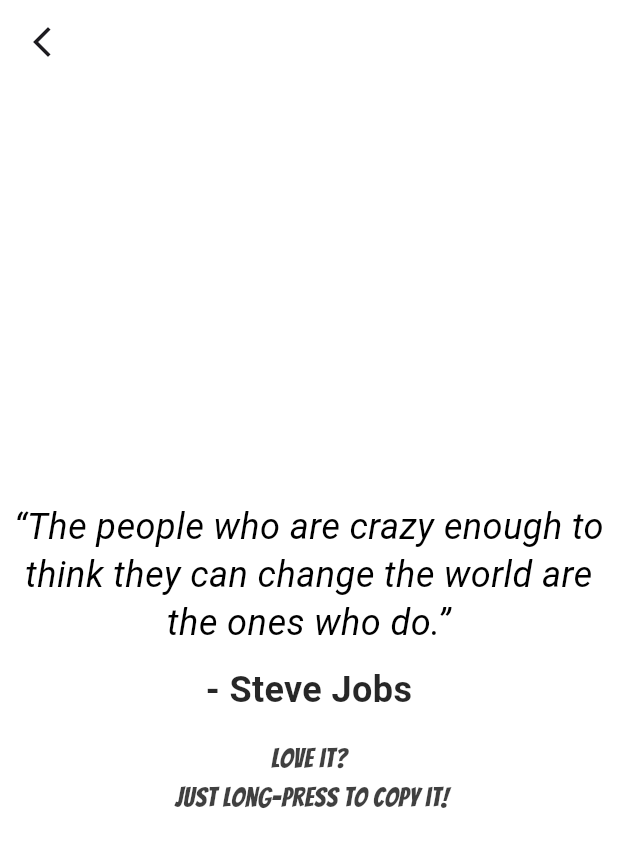
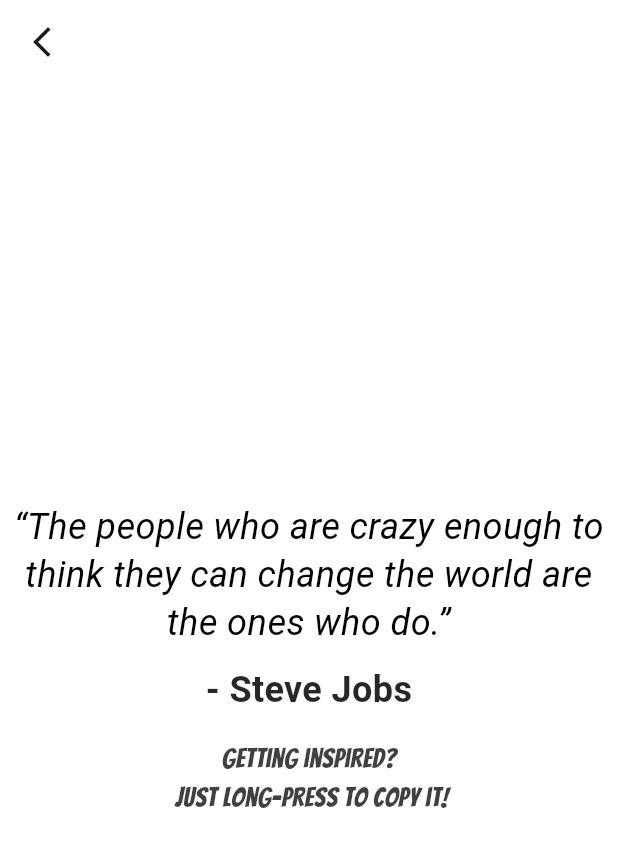
Before and after one commit to arguellesdev/solid_hello, a Flutter app: the PositivePhrasesPage screen opened directly, on a phone screen of 412 x 824 dp. Shown: the top 847 px of the screen. Run offline on Flutter 3.47's test engine with Material 3 defaults, Android fonts, the phone set to English and light mode, and no system bars.

Commit message:
fixing tap text

```diff
--- a/solid_hello/lib/app/features/positive_phrases/presentation/widgets/positive_text.dart
+++ b/solid_hello/lib/app/features/positive_phrases/presentation/widgets/positive_text.dart
@@ -39,7 +39,7 @@
         ),
         const SizedBox(height: 16),
         Text(
-          'Love it?\n just long-press to copy it!',
+          'Getting inspired?\n just long-press to copy it!',
           textAlign: TextAlign.center,
           style: TextStyle(
             fontFamily: 'Bangers',
```
